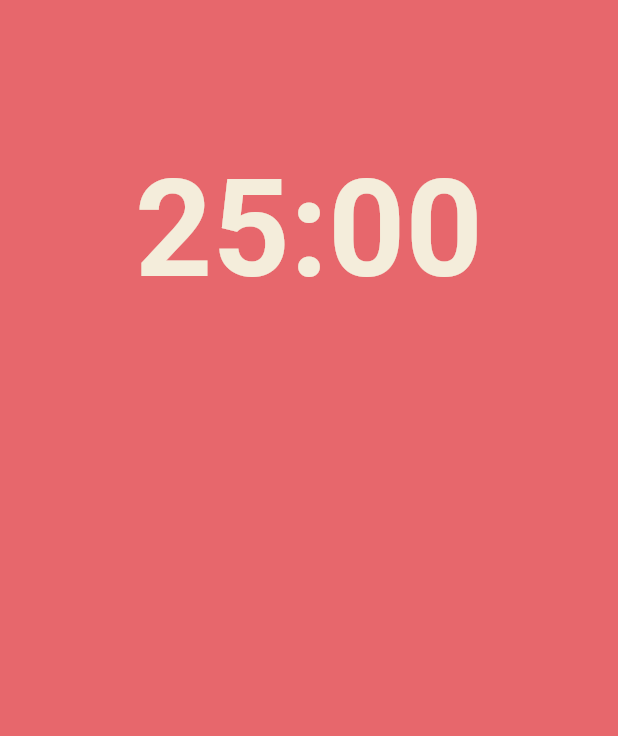
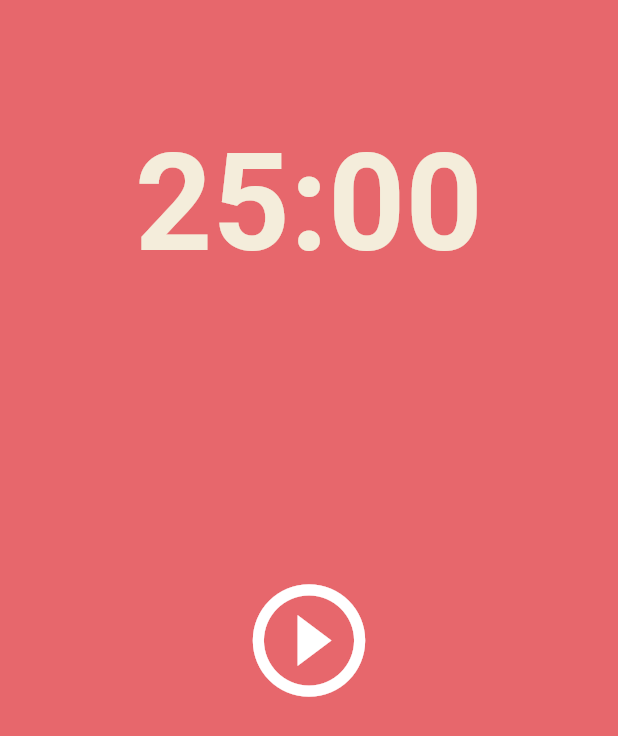
Before and after one commit to leoyun97/pomodoro, a Flutter app: the screen it shows after launch, on a phone screen of 412 x 824 dp. Shown: the top 736 px of the screen. Run offline on Flutter 3.47's test engine with Material 2 defaults, Android fonts, the phone set to English and light mode, and no system bars.

Commit message:
flexible 1st has been done (2nd)

```diff
--- a/lib/main.dart
+++ b/lib/main.dart
@@ -14,7 +14,7 @@ class App extends StatelessWidget {
       theme: ThemeData(
         backgroundColor: const Color(0xFFE7676C),
         textTheme: const TextTheme(
-          headline1: TextStyle(
+          displayLarge: TextStyle(
             color: Color(0xFF232B55),
           ),
         ),
--- a/lib/screens/home_screen.dart
+++ b/lib/screens/home_screen.dart
@@ -15,6 +15,7 @@ class _HomeScreenState extends State<HomeScreen> {
         backgroundColor: Theme.of(context).backgroundColor,
         body: Column(
           children: [
+            SizedBox(height: 30,),
             Flexible(
               flex: 1,
               child: Container(
@@ -30,8 +31,14 @@ class _HomeScreenState extends State<HomeScreen> {
               ),
             ),
             Flexible(
-              flex: 2,
-              child: Container(),
+              flex: 3,
+              child: Center(
+                child: IconButton(
+                  icon: const Icon(Icons.play_circle_outline_outlined,color: Colors.white,),
+                  onPressed: () {},
+                  iconSize: 90,
+                ),
+              ),
             ),
             Flexible(
               flex: 1,
```
